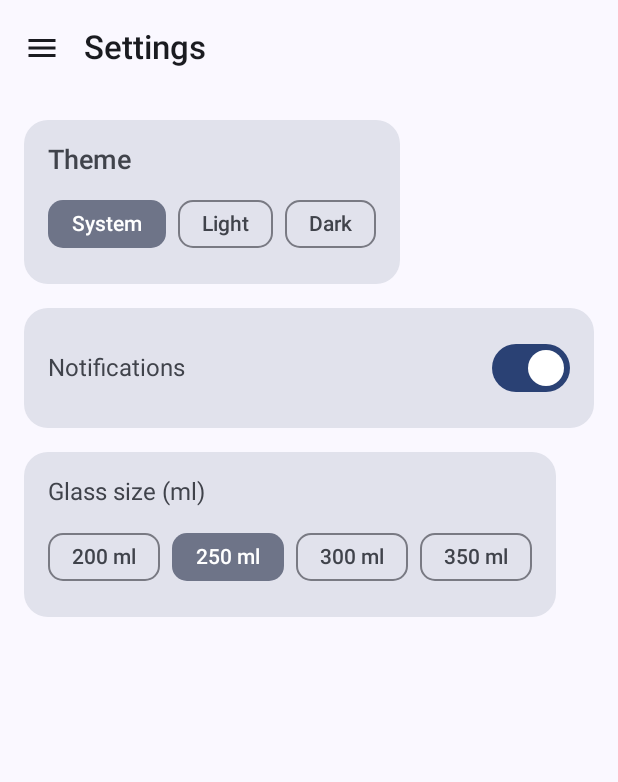
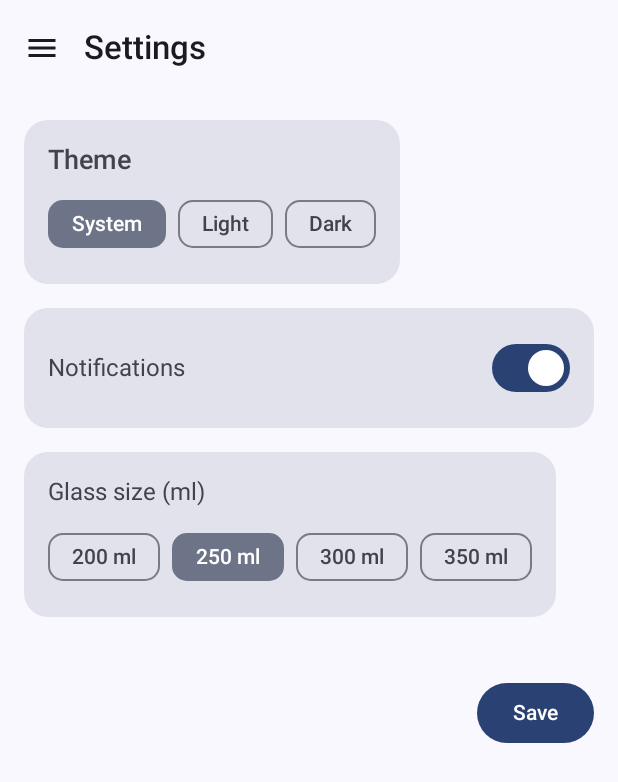
Before and after one commit to sylamarie/HealthFit, an Android app built with Jetpack Compose: the SettingsScreen screen opened through its navigation route, on a phone screen of 412 x 824 dp. Shown: the top 782 px of the screen. Run offline under Robolectric (Android 15) with nearby library versions, the phone set to English and light mode, and no system bars; our stand-ins replace Dagger/Hilt's generated code, Room's generated code; 2 statements that could not run were skipped.

Commit message:
feat: Enhance nutrition suggestions with portion details and improve UI components in settings and dashboard

```diff
--- a/app/src/main/java/com/syla/healthfit/domain/HealthCalculator.kt
+++ b/app/src/main/java/com/syla/healthfit/domain/HealthCalculator.kt
@@ -3,6 +3,7 @@ package com.syla.healthfit.domain
 import com.syla.healthfit.model.ActivityLevel
 import com.syla.healthfit.model.FoodItem
 import com.syla.healthfit.model.NutritionSuggestion
+import com.syla.healthfit.model.SuggestedPortion
 import com.syla.healthfit.model.Sex
 import com.syla.healthfit.model.UserProfile
 import kotlin.math.abs
@@ -108,10 +109,17 @@ object HealthCalculator {
             } else {
                 "Swap to ${foodA.name} and ${foodB.name}"
             }
+            val portions = mutableListOf<SuggestedPortion>()
+            portionForCalories((target * 0.6f).roundToInt(), foodA)?.let { portions += it }
+            portionForCalories((target * 0.4f).roundToInt(), foodB)?.let { portions += it }
+            if (portions.isEmpty()) {
+                portionForCalories(target, foodA)?.let { portions += it }
+            }
             ideas += NutritionSuggestion(
                 title = "$action ~${target} kcal",
                 description = descriptor,
-                calories = if (remainingCalories >= 0) target else -target
+                calories = if (remainingCalories >= 0) target else -target,
+                portions = portions
             )
         }
         if (ideas.isEmpty()) {
@@ -129,3 +137,40 @@ object HealthCalculator {
         return hourOfDay >= 15 // mid-afternoon reminder
     }
 }
+
+private fun portionForCalories(targetCalories: Int, food: FoodItem): SuggestedPortion? {
+    if (targetCalories <= 0 || food.kcalPer100g <= 0f) return null
+    val gramsNeeded = (targetCalories / food.kcalPer100g) * 100f
+    if (gramsNeeded <= 0f) return null
+    val unit = normalizeUnit(food.defaultUnit)
+    val gramsPerUnit = gramsPerUnit(unit)
+    val rawAmount = if (gramsPerUnit <= 0f) gramsNeeded else gramsNeeded / gramsPerUnit
+    val roundedAmount = if (rawAmount >= 100f) {
+        rawAmount.roundToInt().toFloat()
+    } else {
+        (rawAmount * 10f).roundToInt() / 10f
+    }
+    return SuggestedPortion(food = food, amount = roundedAmount, unit = unit)
+}
+
+private fun gramsPerUnit(unit: String): Float = when (unit.lowercase()) {
+    "g", "gram", "grams" -> 1f
+    "ml", "milliliter", "milliliters" -> 1f
+    "cup", "cups" -> 240f
+    "tbsp", "tablespoon", "tablespoons" -> 15f
+    "tsp", "teaspoon", "teaspoons" -> 5f
+    "slice", "slices" -> 30f
+    "piece", "pieces", "pcs" -> 50f
+    else -> 100f
+}
+
+private fun normalizeUnit(unit: String): String = when (unit.lowercase()) {
+    "gram", "grams" -> "g"
+    "milliliter", "milliliters" -> "ml"
+    "cup", "cups" -> "cup"
+    "tablespoon", "tablespoons" -> "tbsp"
+    "teaspoon", "teaspoons" -> "tsp"
+    "pieces", "pcs" -> "piece"
+    "slice", "slices" -> "slice"
+    else -> unit.ifBlank { "g" }
+}
--- a/app/src/main/java/com/syla/healthfit/model/UserProfile.kt
+++ b/app/src/main/java/com/syla/healthfit/model/UserProfile.kt
@@ -55,8 +55,15 @@ data class FoodLog(
     val computedKcal: Int
 )
 
+data class SuggestedPortion(
+    val food: FoodItem,
+    val amount: Float,
+    val unit: String
+)
+
 data class NutritionSuggestion(
     val title: String,
     val description: String,
-    val calories: Int
+    val calories: Int,
+    val portions: List<SuggestedPortion> = emptyList()
 )
--- a/app/src/main/java/com/syla/healthfit/ui/navigation/AppDrawer.kt
+++ b/app/src/main/java/com/syla/healthfit/ui/navigation/AppDrawer.kt
@@ -11,6 +11,7 @@ import androidx.compose.material3.ExperimentalMaterial3Api
 import androidx.compose.material3.Icon
 import androidx.compose.material3.IconButton
 import androidx.compose.material3.ModalNavigationDrawer
+import androidx.compose.material3.ModalDrawerSheet
 import androidx.compose.material3.NavigationDrawerItem
 import androidx.compose.material3.NavigationDrawerItemDefaults
 import androidx.compose.material3.Scaffold
@@ -21,7 +22,11 @@ import androidx.compose.runtime.Composable
 import androidx.compose.runtime.rememberCoroutineScope
 import androidx.compose.ui.Modifier
 import androidx.compose.ui.res.stringResource
+import androidx.compose.ui.graphics.Color
+import androidx.compose.ui.unit.dp
 import kotlinx.coroutines.launch
+import androidx.compose.material3.MaterialTheme
+import androidx.compose.material3.surfaceColorAtElevation
 
 @OptIn(ExperimentalMaterial3Api::class)
 @Composable
@@ -36,7 +41,12 @@ fun NavigationDrawer(
 
     ModalNavigationDrawer(
         drawerState = drawerState,
+        scrimColor = MaterialTheme.colorScheme.scrim.copy(alpha = 0.6f),
         drawerContent = {
+            ModalDrawerSheet(
+                drawerContainerColor = MaterialTheme.colorScheme.surfaceColorAtElevation(8.dp),
+                drawerContentColor = MaterialTheme.colorScheme.onSurface
+            ) {
                 Column(modifier = Modifier.fillMaxHeight()) {
                     AppDestination.drawerDestinations.forEach { destination ->
                         NavigationDrawerItem(
@@ -47,8 +57,17 @@ fun NavigationDrawer(
                                 scope.launch { drawerState.close() }
                                 onDestinationSelected(destination)
                             },
-                        modifier = Modifier.padding(NavigationDrawerItemDefaults.ItemPadding)
+                            modifier = Modifier.padding(NavigationDrawerItemDefaults.ItemPadding),
+                            colors = NavigationDrawerItemDefaults.colors(
+                                selectedContainerColor = MaterialTheme.colorScheme.secondaryContainer,
+                                selectedIconColor = MaterialTheme.colorScheme.onSecondaryContainer,
+                                selectedTextColor = MaterialTheme.colorScheme.onSecondaryContainer,
+                                unselectedIconColor = MaterialTheme.colorScheme.onSurfaceVariant,
+                                unselectedTextColor = MaterialTheme.colorScheme.onSurface,
+                                unselectedContainerColor = Color.Transparent
                             )
+                        )
+                    }
                 }
             }
         }
--- a/app/src/main/java/com/syla/healthfit/ui/screens/dashboard/DashboardScreen.kt
+++ b/app/src/main/java/com/syla/healthfit/ui/screens/dashboard/DashboardScreen.kt
@@ -2,11 +2,10 @@ package com.syla.healthfit.ui.screens.dashboard
 
 import androidx.compose.foundation.layout.Arrangement
 import androidx.compose.foundation.layout.Column
+import androidx.compose.foundation.layout.PaddingValues
 import androidx.compose.foundation.layout.Row
-import androidx.compose.foundation.layout.Spacer
 import androidx.compose.foundation.layout.fillMaxSize
 import androidx.compose.foundation.layout.fillMaxWidth
-import androidx.compose.foundation.layout.height
 import androidx.compose.foundation.layout.padding
 import androidx.compose.foundation.lazy.LazyColumn
 import androidx.compose.foundation.lazy.items
@@ -24,6 +23,7 @@ import androidx.compose.ui.text.font.FontWeight
 import androidx.compose.ui.unit.dp
 import com.syla.healthfit.R
 import com.syla.healthfit.model.NutritionSuggestion
+import java.util.Locale
 
 @Composable
 fun DashboardScreen(
@@ -36,37 +36,61 @@ fun DashboardScreen(
     Surface(modifier = Modifier.fillMaxSize()) {
         LazyColumn(
             modifier = Modifier.fillMaxSize(),
-            contentPadding = androidx.compose.foundation.layout.PaddingValues(16.dp),
+            contentPadding = PaddingValues(16.dp),
             verticalArrangement = Arrangement.spacedBy(16.dp)
         ) {
             item { SummaryRow(state) }
             item {
-                Text(text = stringResource(id = R.string.dashboard_quick_actions), style = MaterialTheme.typography.titleMedium)
-                Spacer(modifier = Modifier.height(8.dp))
-                Row(horizontalArrangement = Arrangement.spacedBy(12.dp), modifier = Modifier.fillMaxWidth()) {
-                    Button(onClick = onNavigateSteps, modifier = Modifier.weight(1f)) {
-                        Text(text = stringResource(id = R.string.steps_card_title))
-                    }
-                    Button(onClick = onNavigateWater, modifier = Modifier.weight(1f)) {
-                        Text(text = stringResource(id = R.string.water_card_title))
-                    }
-                }
-                Spacer(modifier = Modifier.height(8.dp))
-                Button(onClick = onNavigateNutrition, modifier = Modifier.fillMaxWidth()) {
-                    Text(text = stringResource(id = R.string.nutrition_card_title))
-                }
+                QuickActions(
+                    onNavigateSteps = onNavigateSteps,
+                    onNavigateWater = onNavigateWater,
+                    onNavigateNutrition = onNavigateNutrition
+                )
             }
             if (state.suggestions.isNotEmpty()) {
                 item {
-                    Text(text = stringResource(id = R.string.nutrition_suggestions), style = MaterialTheme.typography.titleMedium)
+                    Text(
+                        text = stringResource(id = R.string.nutrition_suggestions),
+                        style = MaterialTheme.typography.titleMedium
+                    )
                 }
-                items(state.suggestions) { suggestion -> SuggestionCard(suggestion) }
+                items(
+                    items = state.suggestions,
+                    key = { suggestion -> "${suggestion.title}-${suggestion.calories}" }
+                ) { suggestion ->
+                    SuggestionCard(suggestion)
+                }
             }
             item {
                 Button(onClick = onNavigateProfile, modifier = Modifier.fillMaxWidth()) {
                     Text(text = stringResource(id = R.string.nav_profile))
                 }
             }
+        }
+    }
+}
+
+@Composable
+private fun QuickActions(
+    onNavigateSteps: () -> Unit,
+    onNavigateWater: () -> Unit,
+    onNavigateNutrition: () -> Unit
+) {
+    Column(verticalArrangement = Arrangement.spacedBy(8.dp)) {
+        Text(
+            text = stringResource(id = R.string.dashboard_quick_actions),
+            style = MaterialTheme.typography.titleMedium
+        )
+        Row(horizontalArrangement = Arrangement.spacedBy(12.dp), modifier = Modifier.fillMaxWidth()) {
+            Button(onClick = onNavigateSteps, modifier = Modifier.weight(1f)) {
+                Text(text = stringResource(id = R.string.steps_card_title))
+            }
+            Button(onClick = onNavigateWater, modifier = Modifier.weight(1f)) {
+                Text(text = stringResource(id = R.string.water_card_title))
+            }
+        }
+        Button(onClick = onNavigateNutrition, modifier = Modifier.fillMaxWidth()) {
+            Text(text = stringResource(id = R.string.nutrition_card_title))
         }
     }
 }
@@ -117,7 +141,23 @@ private fun SuggestionCard(suggestion: NutritionSuggestion) {
         Column(modifier = Modifier.padding(16.dp), verticalArrangement = Arrangement.spacedBy(8.dp)) {
             Text(text = suggestion.title, style = MaterialTheme.typography.titleSmall)
             Text(text = suggestion.description, style = MaterialTheme.typography.bodySmall)
+            if (suggestion.portions.isNotEmpty()) {
+                suggestion.portions.forEach { portion ->
+                    Text(
+                        text = "~${formatAmount(portion.amount)} ${portion.unit} ${portion.food.name}",
+                        style = MaterialTheme.typography.bodySmall
+                    )
+                }
+            }
             Text(text = "${suggestion.calories} kcal", fontWeight = FontWeight.Medium)
         }
     }
 }
+
+private fun formatAmount(value: Float): String {
+    return if (value % 1f == 0f) {
+        value.toInt().toString()
+    } else {
+        String.format(Locale.getDefault(), "%.1f", value)
+    }
+}
--- a/app/src/main/java/com/syla/healthfit/ui/screens/settings/SettingsScreen.kt
+++ b/app/src/main/java/com/syla/healthfit/ui/screens/settings/SettingsScreen.kt
@@ -3,9 +3,12 @@ package com.syla.healthfit.ui.screens.settings
 import androidx.compose.foundation.layout.Arrangement
 import androidx.compose.foundation.layout.Column
 import androidx.compose.foundation.layout.Row
+import androidx.compose.foundation.layout.Spacer
+import androidx.compose.foundation.layout.height
 import androidx.compose.foundation.layout.fillMaxSize
 import androidx.compose.foundation.layout.fillMaxWidth
 import androidx.compose.foundation.layout.padding
+import androidx.compose.material3.Button
 import androidx.compose.material3.Card
 import androidx.compose.material3.CardDefaults
 import androidx.compose.material3.FilterChip
@@ -22,7 +25,13 @@ import com.syla.healthfit.R
 import com.syla.healthfit.model.ThemeMode
 
 @Composable
-fun SettingsScreen(state: SettingsUiState, onThemeChange: (ThemeMode) -> Unit, onNotifications: (Boolean) -> Unit, onGlassSizeChange: (Int) -> Unit) {
+fun SettingsScreen(
+    state: SettingsUiState,
+    onThemeChange: (ThemeMode) -> Unit,
+    onNotifications: (Boolean) -> Unit,
+    onGlassSizeChange: (Int) -> Unit,
+    onSave: () -> Unit
+) {
     Surface(modifier = Modifier.fillMaxSize()) {
         Column(
             modifier = Modifier
@@ -78,6 +87,15 @@ fun SettingsScreen(state: SettingsUiState, onThemeChange: (ThemeMode) -> Unit, o
                     }
                 }
             }
+            Spacer(modifier = Modifier.height(8.dp))
+            Row(
+                modifier = Modifier.fillMaxWidth(),
+                horizontalArrangement = Arrangement.End
+            ) {
+                Button(onClick = onSave) {
+                    Text(text = stringResource(id = R.string.save))
+                }
+            }
         }
     }
 }
```
Also changed, not shown: app/src/main/java/com/syla/healthfit/ui/navigation/HealthFitApp.kt (+11 -1 lines), app/src/main/java/com/syla/healthfit/ui/screens/nutrition/NutritionScreen.kt (+24 -4 lines), app/src/main/java/com/syla/healthfit/ui/screens/nutrition/NutritionViewModel.kt (+19 -1 lines), app/src/main/java/com/syla/healthfit/data/repository/FoodRepository.kt (line endings or trailing spaces), app/src/main/java/com/syla/healthfit/ui/navigation/AppDestination.kt (line endings or trailing spaces). Lines whose indentation alone changed are shown as unchanged.
